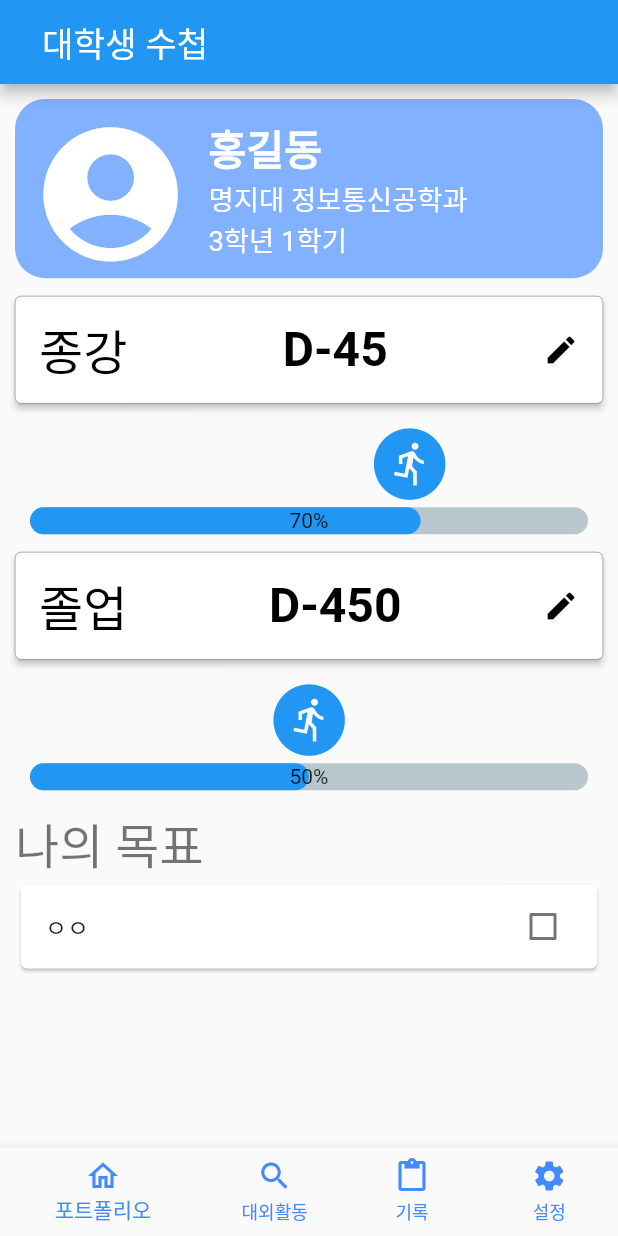
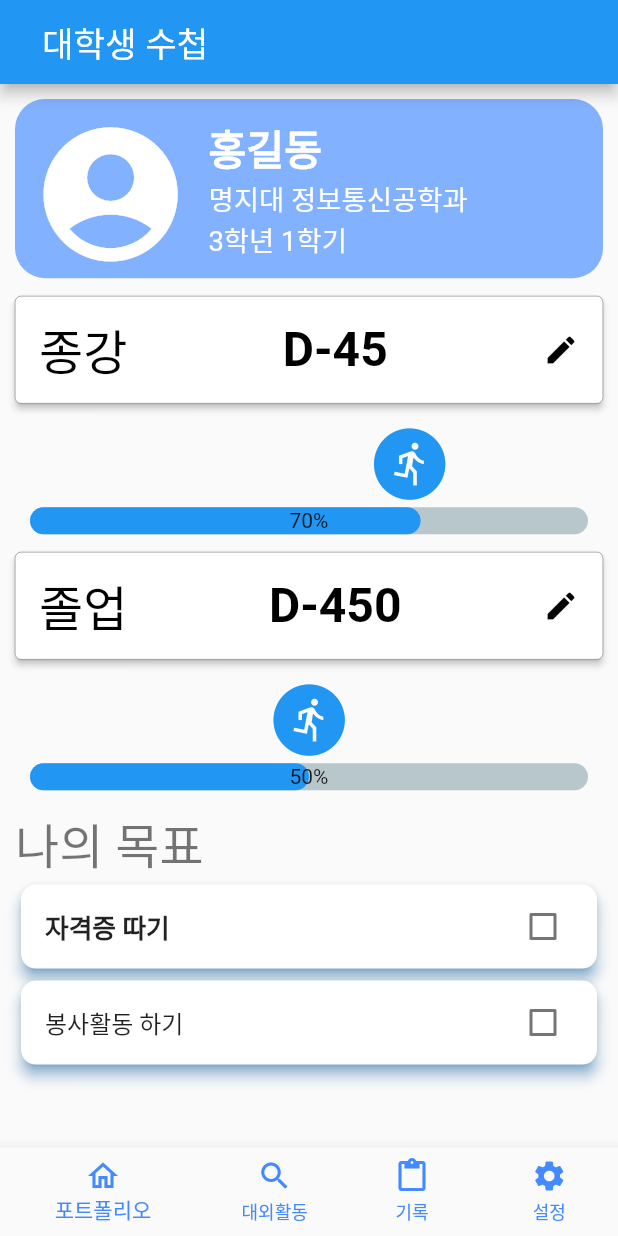
Before and after one commit to lsuinl/unvNote, a Flutter app: the screen it shows after launch, on a phone screen of 412 x 824 dp. Run offline on Flutter 3.47's test engine with Material 2 defaults, Android fonts, the phone set to English and light mode, and no system bars; drawn by our look-alikes of percent_indicator; our stand-ins replace flutter_screenutil, shared_preferences.

Commit message:
feat: 홈화면 ui->체크리스트

```diff
--- a/lib/common/urls.dart
+++ b/lib/common/urls.dart
@@ -1 +1,2 @@
 final String urls="http://127.0.0.1:8080";
+final String schoolUrls="www.career.go.kr/cnet/openapi/getOpenApi?apiKey=66ece993b4c36e3571202488d7a7e36a&svcType=api&svcCode=SCHOOL&contentType=json&gubun=univ_list&sch1=100323&searchSchulNm=%EB%AA%85%EC%A7%80";
--- a/lib/home/screen/portfolio_screen.dart
+++ b/lib/home/screen/portfolio_screen.dart
@@ -123,11 +123,27 @@ class _PortFolioScreenState extends State<PortFolioScreen> {
             SizedBox(height: 10.h),
             Text("나의 목표",style: TextStyle(color: Colors.black54, fontSize: 28.sp, fontWeight: FontWeight.w500)),
           Card(
+            shadowColor: Colors.blue,
+              elevation: 4,
+              shape: RoundedRectangleBorder(
+    borderRadius: BorderRadius.circular(10)
+    ),
               child: CheckboxListTile(
-            title: Text("ㅇㅇ"),
+            title: Text("자격증 따기", style: TextStyle(fontWeight:FontWeight.w600, fontSize: 15.sp),),
             value: isChecked,
             onChanged: (val) {},
           )),
+            Card(
+                shadowColor: Colors.blue,
+                elevation: 4,
+                shape: RoundedRectangleBorder(
+                    borderRadius: BorderRadius.circular(10)
+                ),
+                child: CheckboxListTile(
+                  title: Text("봉사활동 하기"),
+                  value: isChecked,
+                  onChanged: (val) {},
+                )),
         ]
     ));
   }
```
Also changed, not shown: lib/main.dart (line endings or trailing spaces).
